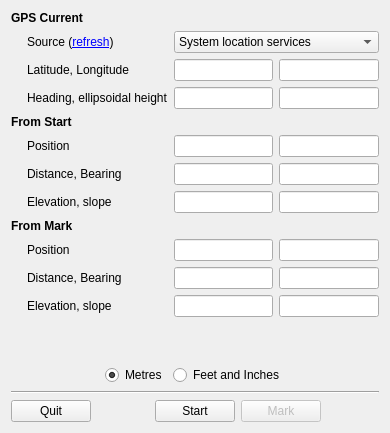
The window that simplesurvey.ui (SNEKABCA/simplesurvey) describes before a commit, drawn with Qt 5.
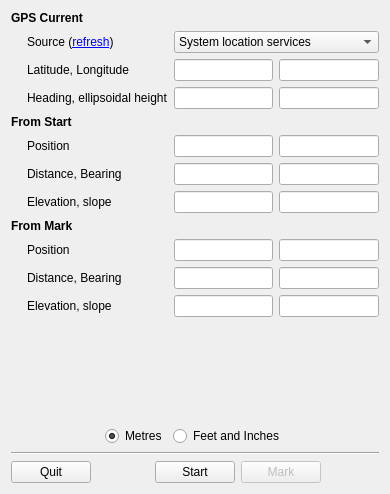
The same window after the commit.

Commit message: preconfigured serial and tcp/ip working from drop down box

What changed in the file:
```diff
--- a/simplesurvey.ui
+++ b/simplesurvey.ui
@@ -7,7 +7,7 @@
     <x>0</x>
     <y>0</y>
     <width>390</width>
-    <height>433</height>
+    <height>494</height>
    </rect>
   </property>
   <property name="windowTitle">
```
Left out of the diff: 7 changed lines with no effect on the pictures. The commit also changes 1 other file.
